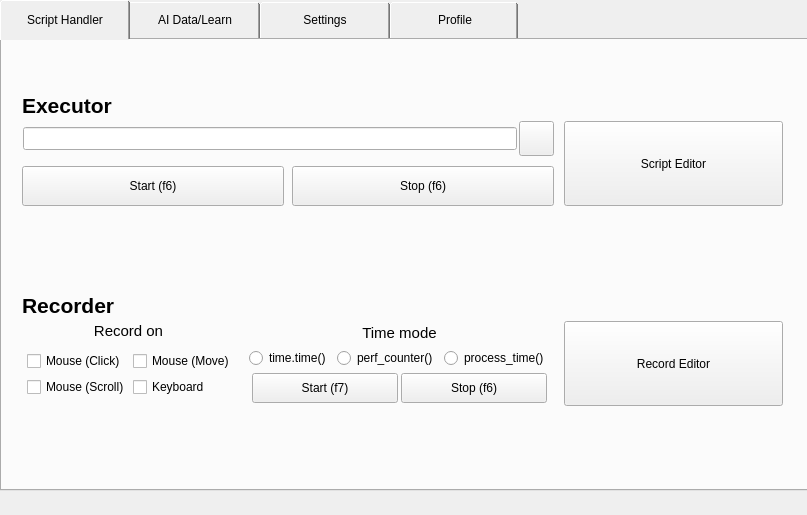
Old version of the form mainUIsave_noFrame.ui in the repository GInputAI/GInputAI_Main.
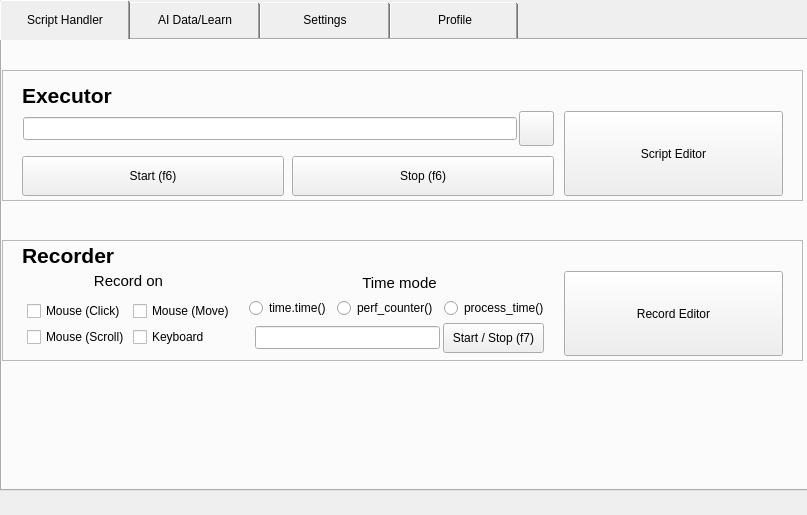
New version of the form. Icons and pictures are not drawn.

```diff
--- a/mainUIsave_noFrame.ui
+++ b/mainUIsave_noFrame.ui
@@ -62,162 +62,26 @@
      <attribute name="title">
       <string>Script Handler</string>
      </attribute>
-     <widget class="QWidget" name="layoutWidget">
+     <widget class="QFrame" name="frame">
       <property name="geometry">
        <rect>
         <x>0</x>
-        <y>40</y>
+        <y>200</y>
         <width>801</width>
-        <height>131</height>
+        <height>121</height>
        </rect>
       </property>
-      <layout class="QVBoxLayout" name="verticalLayout_3">
-       <property name="spacing">
-        <number>0</number>
-       </property>
-       <property name="leftMargin">
-        <number>20</number>
-       </property>
-       <property name="topMargin">
-        <number>10</number>
-       </property>
-       <property name="rightMargin">
-        <number>20</number>
-       </property>
-       <item>
-        <widget class="QLabel" name="label">
-         <property name="maximumSize">
-          <size>
-           <width>16777215</width>
-           <height>25</height>
-          </size>
-         </property>
-         <property name="layoutDirection">
-          <enum>Qt::LeftToRight</enum>
-         </property>
-         <property name="styleSheet">
-          <string notr="true">QLabel {
-    font-size: 21px;
-    font-weight: bold;
-    font-family: &quot;Noto Sans&quot;;
-	qproperty-alignment: 'Qt::AlignBottom | Qt::AlignHCenter';
-}</string>
-         </property>
-         <property name="text">
-          <string>Executor</string>
-         </property>
-        </widget>
-       </item>
-       <item>
-        <layout class="QHBoxLayout" name="horizontalLayout_3" stretch="100,45">
-         <property name="spacing">
-          <number>10</number>
-         </property>
-         <property name="leftMargin">
-          <number>0</number>
-         </property>
-         <property name="rightMargin">
-          <number>0</number>
-         </property>
-         <item>
-          <layout class="QVBoxLayout" name="verticalLayout_2">
-           <item>
-            <layout class="QHBoxLayout" name="horizontalLayout" stretch="20,0">
-             <property name="spacing">
-              <number>2</number>
-             </property>
-             <property name="leftMargin">
-              <number>1</number>
-             </property>
-             <item>
-              <widget class="QLineEdit" name="sh_ex_line_filepath">
-               <property name="maximumSize">
-                <size>
-                 <width>16777215</width>
-                 <height>23</height>
-                </size>
-               </property>
-              </widget>
-             </item>
-             <item>
-              <widget class="QPushButton" name="sh_ex_filepath">
-               <property name="maximumSize">
-                <size>
-                 <width>35</width>
-                 <height>35</height>
-                </size>
-               </property>
-               <property name="text">
-                <string/>
-               </property>
-               <property name="icon">
-                <iconset resource="files_ico.qrc">
-                 <normaloff>:/ico/ico/folder_open_FILL0_wght400_GRAD0_opsz24.ico</normaloff>:/ico/ico/folder_open_FILL0_wght400_GRAD0_opsz24.ico</iconset>
-               </property>
-              </widget>
-             </item>
-            </layout>
-           </item>
-           <item>
-            <layout class="QHBoxLayout" name="horizontalLayout_2">
-             <property name="spacing">
-              <number>8</number>
-             </property>
-             <item>
-              <widget class="QPushButton" name="sh_ex_start">
-               <property name="maximumSize">
-                <size>
-                 <width>16777215</width>
-                 <height>40</height>
-                </size>
-               </property>
-               <property name="text">
-                <string>Start (f6)</string>
-               </property>
-              </widget>
-             </item>
-             <item>
-              <widget class="QPushButton" name="sh_ex_stop">
-               <property name="maximumSize">
-                <size>
-                 <width>16777215</width>
-                 <height>40</height>
-                </size>
-               </property>
-               <property name="text">
-                <string>Stop (f6)</string>
-               </property>
-              </widget>
-             </item>
-            </layout>
-           </item>
-          </layout>
-         </item>
-         <item>
-          <widget class="QPushButton" name="sh_ex_scripteditor">
-           <property name="maximumSize">
-            <size>
-             <width>219</width>
-             <height>85</height>
-            </size>
-           </property>
-           <property name="whatsThis">
-            <string>&lt;html&gt;&lt;head/&gt;&lt;body&gt;&lt;p&gt;&lt;br/&gt;&lt;/p&gt;&lt;/body&gt;&lt;/html&gt;</string>
-           </property>
-           <property name="text">
-            <string>Script Editor</string>
-           </property>
-          </widget>
-         </item>
-        </layout>
-       </item>
-      </layout>
-     </widget>
+      <property name="frameShape">
+       <enum>QFrame::StyledPanel</enum>
+      </property>
+      <property name="frameShadow">
+       <enum>QFrame::Raised</enum>
+      </property>
      <widget class="QWidget" name="layoutWidget_5">
       <property name="geometry">
        <rect>
         <x>0</x>
-        <y>250</y>
+         <y>0</y>
         <width>801</width>
         <height>121</height>
        </rect>
@@ -449,30 +313,24 @@
             </layout>
            </item>
            <item>
-            <layout class="QHBoxLayout" name="horizontalLayout_10">
+             <layout class="QHBoxLayout" name="horizontalLayout_10" stretch="100,55">
+              <property name="spacing">
+               <number>3</number>
+              </property>
              <property name="leftMargin">
-              <number>5</number>
+               <number>8</number>
              </property>
              <property name="rightMargin">
-              <number>5</number>
+               <number>8</number>
              </property>
              <item>
-              <widget class="QPushButton" name="sh_rec_start">
-               <property name="minimumSize">
-                <size>
-                 <width>0</width>
-                 <height>0</height>
-                </size>
-               </property>
+               <widget class="QLineEdit" name="sh_ex_line_filepath_2">
                <property name="maximumSize">
                 <size>
                  <width>16777215</width>
-                 <height>30</height>
-                </size>
-               </property>
-               <property name="text">
-                <string>Start (f7)</string>
-               </property>
+                  <height>23</height>
+                 </size>
+                </property>
               </widget>
              </item>
              <item>
@@ -490,7 +348,7 @@
                 </size>
                </property>
                <property name="text">
-                <string>Stop (f6)</string>
+                 <string>Start / Stop (f7)</string>
                </property>
               </widget>
              </item>
@@ -514,6 +372,174 @@
         </layout>
        </item>
       </layout>
+      </widget>
+     </widget>
+     <widget class="QFrame" name="frame_2">
+      <property name="geometry">
+       <rect>
+        <x>0</x>
+        <y>30</y>
+        <width>801</width>
+        <height>131</height>
+       </rect>
+      </property>
+      <property name="frameShape">
+       <enum>QFrame::StyledPanel</enum>
+      </property>
+      <property name="frameShadow">
+       <enum>QFrame::Raised</enum>
+      </property>
+      <widget class="QWidget" name="layoutWidget">
+       <property name="geometry">
+        <rect>
+         <x>0</x>
+         <y>0</y>
+         <width>801</width>
+         <height>131</height>
+        </rect>
+       </property>
+       <layout class="QVBoxLayout" name="verticalLayout_3">
+        <property name="spacing">
+         <number>0</number>
+        </property>
+        <property name="leftMargin">
+         <number>20</number>
+        </property>
+        <property name="topMargin">
+         <number>10</number>
+        </property>
+        <property name="rightMargin">
+         <number>20</number>
+        </property>
+        <item>
+         <widget class="QLabel" name="label">
+          <property name="maximumSize">
+           <size>
+            <width>16777215</width>
+            <height>25</height>
+           </size>
+          </property>
+          <property name="layoutDirection">
+           <enum>Qt::LeftToRight</enum>
+          </property>
+          <property name="styleSheet">
+           <string notr="true">QLabel {
+    font-size: 21px;
+    font-weight: bold;
+    font-family: &quot;Noto Sans&quot;;
+	qproperty-alignment: 'Qt::AlignBottom | Qt::AlignHCenter';
+}</string>
+          </property>
+          <property name="text">
+           <string>Executor</string>
+          </property>
+         </widget>
+        </item>
+        <item>
+         <layout class="QHBoxLayout" name="horizontalLayout_3" stretch="100,45">
+          <property name="spacing">
+           <number>10</number>
+          </property>
+          <property name="leftMargin">
+           <number>0</number>
+          </property>
+          <property name="rightMargin">
+           <number>0</number>
+          </property>
+          <item>
+           <layout class="QVBoxLayout" name="verticalLayout_2">
+            <item>
+             <layout class="QHBoxLayout" name="horizontalLayout" stretch="20,0">
+              <property name="spacing">
+               <number>2</number>
+              </property>
+              <property name="leftMargin">
+               <number>1</number>
+              </property>
+              <item>
+               <widget class="QLineEdit" name="sh_ex_line_filepath">
+                <property name="maximumSize">
+                 <size>
+                  <width>16777215</width>
+                  <height>23</height>
+                 </size>
+                </property>
+               </widget>
+              </item>
+              <item>
+               <widget class="QPushButton" name="sh_ex_filepath">
+                <property name="maximumSize">
+                 <size>
+                  <width>35</width>
+                  <height>35</height>
+                 </size>
+                </property>
+                <property name="text">
+                 <string/>
+                </property>
+                <property name="icon">
+                 <iconset>
+                  <normaloff>:/ico/ico/folder_open_FILL0_wght400_GRAD0_opsz24.ico</normaloff>:/ico/ico/folder_open_FILL0_wght400_GRAD0_opsz24.ico</iconset>
+                </property>
+               </widget>
+              </item>
+             </layout>
+            </item>
+            <item>
+             <layout class="QHBoxLayout" name="horizontalLayout_2">
+              <property name="spacing">
+               <number>8</number>
+              </property>
+              <item>
+               <widget class="QPushButton" name="sh_ex_start">
+                <property name="maximumSize">
+                 <size>
+                  <width>16777215</width>
+                  <height>40</height>
+                 </size>
+                </property>
+                <property name="text">
+                 <string>Start (f6)</string>
+                </property>
+               </widget>
+              </item>
+              <item>
+               <widget class="QPushButton" name="sh_ex_stop">
+                <property name="maximumSize">
+                 <size>
+                  <width>16777215</width>
+                  <height>40</height>
+                 </size>
+                </property>
+                <property name="text">
+                 <string>Stop (f6)</string>
+                </property>
+               </widget>
+              </item>
+             </layout>
+            </item>
+           </layout>
+          </item>
+          <item>
+           <widget class="QPushButton" name="sh_ex_scripteditor">
+            <property name="maximumSize">
+             <size>
+              <width>219</width>
+              <height>85</height>
+             </size>
+            </property>
+            <property name="whatsThis">
+             <string>&lt;html&gt;&lt;head/&gt;&lt;body&gt;&lt;p&gt;&lt;br/&gt;&lt;/p&gt;&lt;/body&gt;&lt;/html&gt;</string>
+            </property>
+            <property name="text">
+             <string>Script Editor</string>
+            </property>
+           </widget>
+          </item>
+         </layout>
+        </item>
+       </layout>
+      </widget>
      </widget>
     </widget>
     <widget class="QWidget" name="tab4">
```
Left out of the diff: 2 changed lines with no effect on the pictures. Lines whose indentation alone changed are shown as unchanged.
